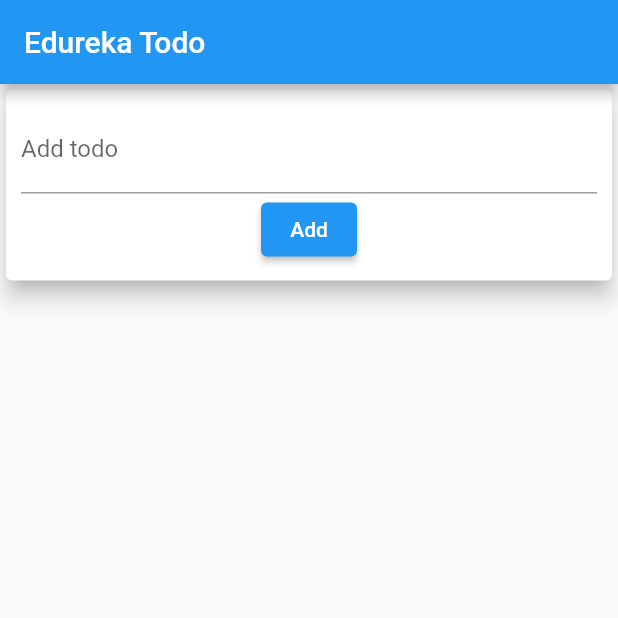
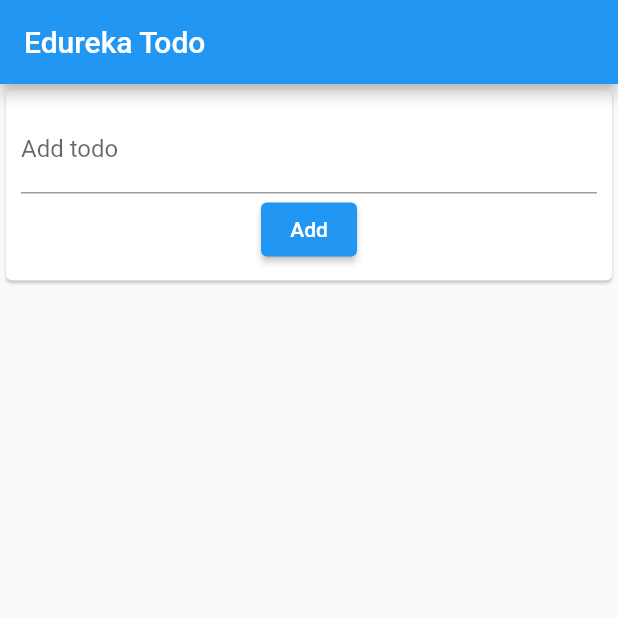
Before and after one commit to frontenddevtrainer/edureka_flutter_todo, a Flutter app: the screen it shows after launch, on a phone screen of 412 x 824 dp, the top half of it. Run offline on Flutter 3.47's test engine with Material 2 defaults, Android fonts, the light colour scheme and no system bars.

Commit message:
Clean up

```diff
--- a/lib/todo/newtodo.dart
+++ b/lib/todo/newtodo.dart
@@ -9,7 +9,6 @@
   @override
   Widget build(BuildContext context) {
     return Card(
-      elevation: 6,
       child: Padding(
         padding: const EdgeInsets.all(10),
         child: Column(children: [
--- a/lib/todo/todolist.dart
+++ b/lib/todo/todolist.dart
@@ -1,4 +1,3 @@
-import 'package:edureka_todo/main.dart';
 import 'package:flutter/material.dart';
 
 class TodoList extends StatelessWidget {
```
